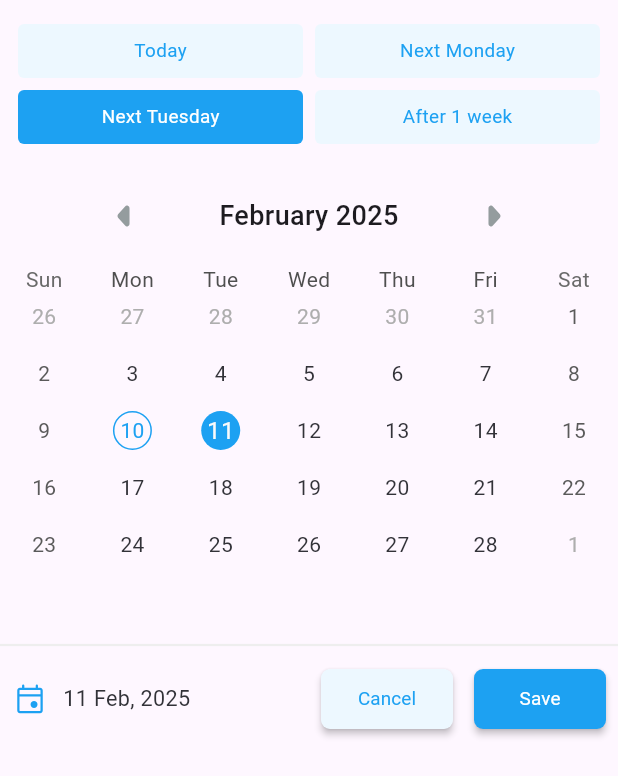
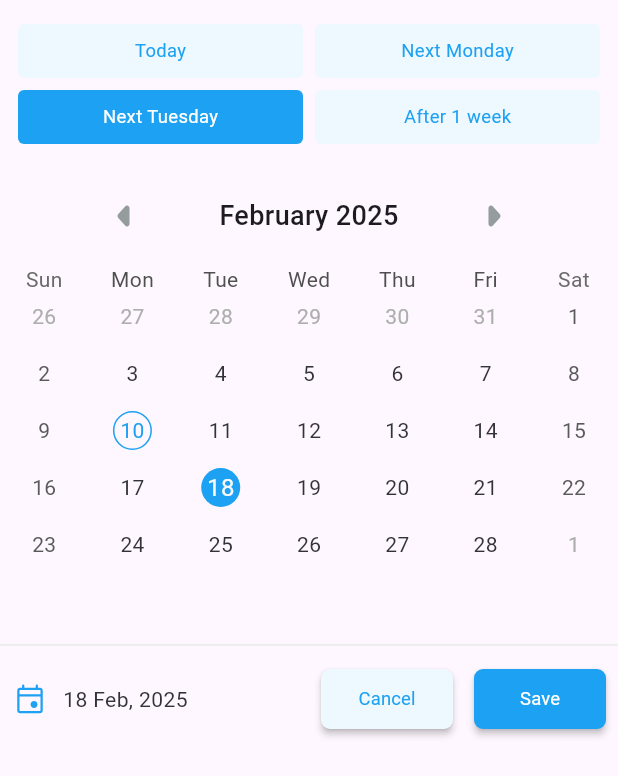
Before and after one commit to SCOSynoc/employee_data_test, a Flutter app: the TableCalendarCard screen opened directly, after a tap on "Next Monday", after a tap on "Next Tuesday", on a phone screen of 412 x 824 dp. Shown: the top 776 px of the screen. Run offline on Flutter 3.47's test engine with Material 3 defaults, Android fonts, the phone set to English and light mode, and no system bars; drawn by our look-alikes of table_calendar; our stand-ins replace equatable, firebase_core, flutter_bloc, flutter_slidable, flutter_svg, freezed_annotation and 3 more; accounts and stored records are empty.

Commit message:
Task completed and code updated

```diff
--- a/lib/constants/utils.dart
+++ b/lib/constants/utils.dart
@@ -99,6 +99,7 @@ DateTime getSelectedTime(String chip, DateTime date){
     case "After 1 week":
             DateTime newdate = DateTime.now();
             newdate =date.add(const Duration(days: 7));
+            print("After 1 week is ${newdate}");
             return newdate;
     case "Today": DateTime newdate = DateTime.now();
          return newdate;
--- a/lib/presentation/widgets/common_text_widget.dart
+++ b/lib/presentation/widgets/common_text_widget.dart
@@ -14,6 +14,6 @@ class TextWidget extends StatelessWidget {
   Widget build(BuildContext context) {
     final width = MediaQuery.of(context).size.width;
     return Text(text, style: GoogleFonts.roboto(fontSize: fontSize, fontWeight: wtg , color: color,  ),
-      textScaler: TextScaler.linear(width <= 320 ? 0.7: width <= 344 ? 0.75 :0.9), );
+      textScaler: TextScaler.linear(width <= 320 ? 0.7: width <= 344 ? 0.75 :0.88), );
   }
 }
--- a/lib/presentation/widgets/table_calendar.dart
+++ b/lib/presentation/widgets/table_calendar.dart
@@ -63,6 +63,7 @@ class _TableCalendarCardState extends State<TableCalendarCard> {
                               }
                           }
                          focusedChipDate = getSelectedTime(widget.list[index]["name"], today);
+                          today = focusedChipDate;
                           chip = widget.list[index]["name"];
                         });
                     },
```
Also changed, not shown: 1 other file.
